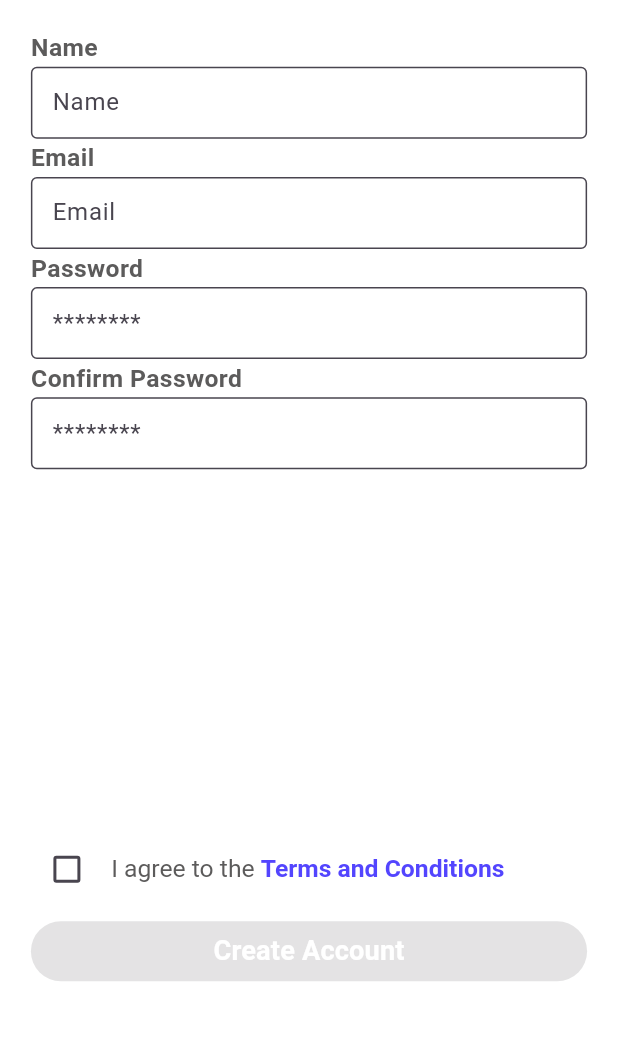
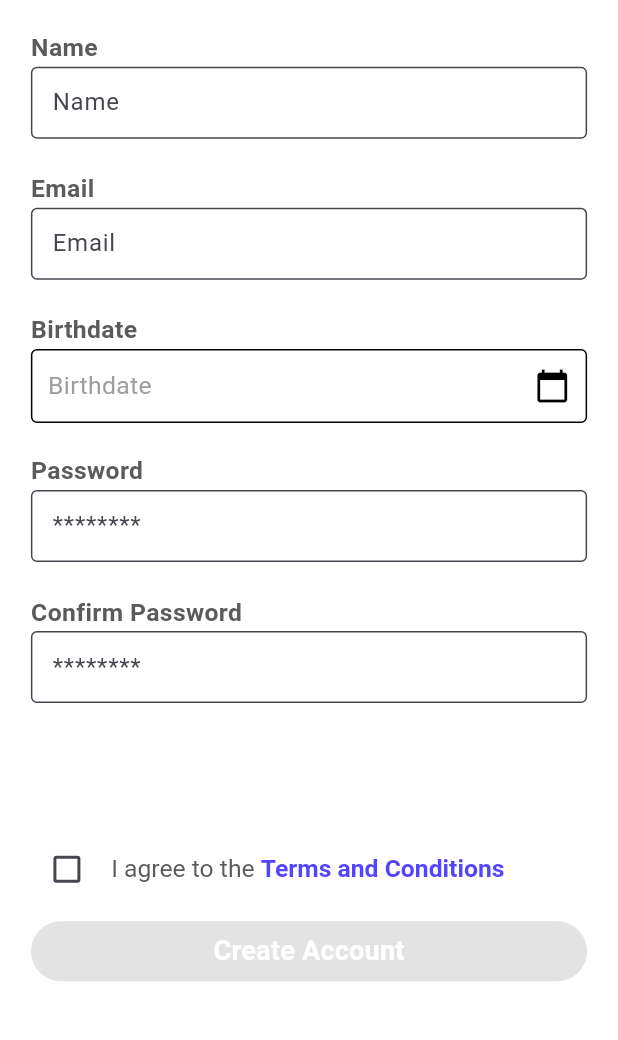
Before and after one commit to uiowaSEP2025/sep2025-project-team_001, a Flutter app: the CreateAccount screen opened by its route, on a phone screen of 412 x 824 dp, the part 187-1227 px from its top. Run offline on Flutter 3.47's test engine with Material 3 defaults, Android fonts, the phone set to English and light mode, and no system bars; our stand-ins replace dio, google_fonts; network calls fail.

Commit message:
added age selection with calendar selection

```diff
--- a/mobile_app/lib/authentication/create_account.dart
+++ b/mobile_app/lib/authentication/create_account.dart
@@ -3,9 +3,10 @@ import 'package:flutter/gestures.dart';
 import 'package:flutter/material.dart';
 import 'package:flutter/services.dart';
 import 'package:flutter/widgets.dart';
-import 'package:mobile_app/design/app_colors.dart';
-import 'package:mobile_app/design/app_text_styles.dart';
-import 'package:mobile_app/design/widgets/input_text_box.dart';
+import 'package:mobile_app/design/styling/app_colors.dart';
+import 'package:mobile_app/design/styling/app_text_styles.dart';
+import 'package:mobile_app/design/widgets/user_input/date_input_box.dart';
+import 'package:mobile_app/design/widgets/user_input/input_text_box.dart';
 
 class CreateAccount extends StatefulWidget {
   const CreateAccount({super.key});
@@ -19,6 +20,7 @@ class _CreateAccountState extends State<CreateAccount> {
   late TextEditingController _emailController;
   late TextEditingController _passwordController;
   late TextEditingController _confirmPasswordController;
+  late TextEditingController _birthdateController;
 
   bool termsAccepted = false;
   bool isLoading = false;
@@ -28,8 +30,10 @@ class _CreateAccountState extends State<CreateAccount> {
   void dispose() {
     _nameController.dispose();
     _emailController.dispose();
+    _birthdateController.dispose();
     _passwordController.dispose();
     _confirmPasswordController.dispose();
+
     super.dispose();
   }
 
@@ -37,6 +41,7 @@ class _CreateAccountState extends State<CreateAccount> {
   void initState() {
     _nameController = TextEditingController();
     _emailController = TextEditingController();
+    _birthdateController = TextEditingController();
     _passwordController = TextEditingController();
     _confirmPasswordController = TextEditingController();
     super.initState();
@@ -69,12 +74,18 @@ class _CreateAccountState extends State<CreateAccount> {
           title: Text("Set up your account",
               style: AppTextStyles.appBarText(screenHeight, Colors.black)),
         ),
-        body: Padding(
+        body: Column(
+          children: [
+            Expanded(
+              child: SingleChildScrollView(
+                physics: AlwaysScrollableScrollPhysics(),
+                child: Padding(
                   padding: EdgeInsets.only(
                       top: verticalSpacing,
                       left: horizontalSpacing,
                       right: horizontalSpacing),
                   child: Column(
+                    mainAxisSize: MainAxisSize.max,
                     children: [
                       Text(
                         "Please complete all fields to create your account on Streamline",
@@ -92,6 +103,9 @@ class _CreateAccountState extends State<CreateAccount> {
                           hintText: "Name",
                           controller: _nameController,
                           onSubmitted: onTextFieldSubmitted),
+                      SizedBox(
+                        height: verticalSpacing,
+                      ),
                       InputTextBox(
                           screenWidth: screenWidth,
                           screenHeight: screenHeight,
@@ -99,6 +113,18 @@ class _CreateAccountState extends State<CreateAccount> {
                           hintText: "Email",
                           controller: _emailController,
                           onSubmitted: onTextFieldSubmitted),
+                      SizedBox(
+                        height: verticalSpacing,
+                      ),
+                      DateInputBox(
+                          screenWidth: screenWidth,
+                          screenHeight: screenHeight,
+                          label: "Birthdate",
+                          hintText: "Birthdate",
+                          controller: _birthdateController),
+                      SizedBox(
+                        height: verticalSpacing,
+                      ),
                       InputTextBox(
                           screenWidth: screenWidth,
                           screenHeight: screenHeight,
@@ -106,6 +132,9 @@ class _CreateAccountState extends State<CreateAccount> {
                           hintText: "********",
                           controller: _passwordController,
                           onSubmitted: onTextFieldSubmitted),
+                      SizedBox(
+                        height: verticalSpacing,
+                      ),
                       InputTextBox(
                           screenWidth: screenWidth,
                           screenHeight: screenHeight,
@@ -113,7 +142,22 @@ class _CreateAccountState extends State<CreateAccount> {
                           hintText: "********",
                           controller: _confirmPasswordController,
                           onSubmitted: onTextFieldSubmitted),
-              Spacer(),
+                      // Spacer(),
+                    ],
+                  ),
+                ),
+              ),
+            ),
+          ],
+        ),
+        bottomNavigationBar: Padding(
+          padding: EdgeInsets.only(
+              left: horizontalSpacing,
+              right: horizontalSpacing,
+              top: verticalSpacing),
+          child: Column(
+            mainAxisSize: MainAxisSize.min,
+            children: [
               GestureDetector(
                 onTap: () {
                   setState(() {
@@ -173,7 +217,8 @@ class _CreateAccountState extends State<CreateAccount> {
                           backgroundColor: AppColors.primaryColor),
                       onPressed: (_emailController.text.isEmpty ||
                               _nameController.text.isEmpty ||
-                              _passwordController.text.isEmpty || !termsAccepted)
+                              _passwordController.text.isEmpty ||
+                              !termsAccepted)
                           ? null
                           : createAccount,
                       child: Center(
--- a/mobile_app/lib/authentication/terms_conditions_screen.dart
+++ b/mobile_app/lib/authentication/terms_conditions_screen.dart
@@ -1,7 +1,7 @@
 import 'package:flutter/material.dart';
 import 'package:flutter/services.dart';
-import 'package:mobile_app/design/app_colors.dart';
-import 'package:mobile_app/design/app_text_styles.dart';
+import 'package:mobile_app/design/styling/app_colors.dart';
+import 'package:mobile_app/design/styling/app_text_styles.dart';
 
 class TermsAndConditionsScreen extends StatelessWidget {
   const TermsAndConditionsScreen({super.key});
--- /dev/null
+++ b/mobile_app/lib/design/widgets/user_input/date_input_box.dart
@@ -0,0 +1,88 @@
+import 'package:flutter/material.dart';
+import 'package:mobile_app/design/styling/app_colors.dart';
+import 'package:mobile_app/design/styling/app_text_styles.dart';
+
+
+class DateInputBox extends StatefulWidget {
+  final double screenWidth;
+  final double screenHeight;
+  final String label;
+  final String hintText;
+  final TextEditingController controller;
+
+  const DateInputBox({
+    super.key,
+    required this.screenWidth,
+    required this.screenHeight,
+    required this.label,
+    required this.hintText,
+    required this.controller,
+  });
+
+  @override
+  State<DateInputBox> createState() => _DateInputBoxState();
+}
+
+class _DateInputBoxState extends State<DateInputBox> {
+  Future<void> _selectDate(BuildContext context) async {
+    DateTime? pickedDate = await showDatePicker(
+      context: context,
+      initialDate: DateTime(2000, 1, 1),
+      firstDate: DateTime(1900),
+      lastDate: DateTime.now(),
+    );
+
+    if (pickedDate != null) {
+      setState(() {
+        widget.controller.text = "${pickedDate.year}-${pickedDate.month.toString().padLeft(2, '0')}-${pickedDate.day.toString().padLeft(2, '0')}";
+      });
+    }
+  }
+
+  @override
+  Widget build(BuildContext context) {
+    return Column(
+      children: [
+        Row(
+          children: [
+            Text(
+              widget.label,
+              style: AppTextStyles.textFieldLabel(
+                  widget.screenHeight, AppColors.paragraphText),
+            ),
+          ],
+        ),
+        GestureDetector(
+          onTap: () => _selectDate(context),
+          child: Container(
+            height: widget.screenWidth * 0.12,
+            decoration: BoxDecoration(
+              color: AppColors.whiteText,
+              border: Border.all(color: Colors.black),
+              borderRadius: BorderRadius.circular(4),
+            ),
+            child: Row(
+              children: [
+                Expanded(
+                  child: Padding(
+                    padding: EdgeInsets.only(left: widget.screenWidth * 0.025),
+                    child: Text(
+                      widget.controller.text.isEmpty
+                          ? widget.hintText
+                          : widget.controller.text,
+                      style: AppTextStyles.subtitleParagraph(widget.screenHeight, widget.controller.text.isEmpty
+                            ? Colors.grey
+                            : Colors.black,)
+                    ),
+                  ),
+                ),
+                Icon(Icons.calendar_today, color: Colors.black),
+                SizedBox(width: widget.screenWidth * 0.025,)
+              ],
+            ),
+          ),
+        ),
+      ],
+    );
+  }
+}
--- a/mobile_app/lib/design/widgets/input_text_box.dart
+++ b/mobile_app/lib/design/widgets/user_input/input_text_box.dart
@@ -1,6 +1,6 @@
 import 'package:flutter/material.dart';
-import 'package:mobile_app/design/app_colors.dart';
-import 'package:mobile_app/design/app_text_styles.dart';
+import 'package:mobile_app/design/styling/app_colors.dart';
+import 'package:mobile_app/design/styling/app_text_styles.dart';
 
 class InputTextBox extends StatelessWidget {
   const InputTextBox(
--- a/mobile_app/lib/design/widgets/password_text_box.dart
+++ b/mobile_app/lib/design/widgets/user_input/password_text_box.dart
@@ -1,6 +1,6 @@
 import 'package:flutter/material.dart';
-import 'package:mobile_app/design/app_colors.dart';
-import 'package:mobile_app/design/app_text_styles.dart';
+import 'package:mobile_app/design/styling/app_colors.dart';
+import 'package:mobile_app/design/styling/app_text_styles.dart';
 
 class PasswordTextBox extends StatefulWidget {
   final double screenWidth;
--- a/mobile_app/lib/home/bar_selection_screen.dart
+++ b/mobile_app/lib/home/bar_selection_screen.dart
@@ -1,8 +1,8 @@
 import 'package:flutter/cupertino.dart';
 import 'package:flutter/material.dart';
 import 'package:flutter/widgets.dart';
-import 'package:mobile_app/design/app_colors.dart';
-import 'package:mobile_app/design/app_text_styles.dart';
+import 'package:mobile_app/design/styling/app_colors.dart';
+import 'package:mobile_app/design/styling/app_text_styles.dart';
 import 'package:mobile_app/home/widgets/bar_card.dart';
 import 'package:mobile_app/objects/bar.dart';
 
--- a/mobile_app/lib/home/widgets/bar_card.dart
+++ b/mobile_app/lib/home/widgets/bar_card.dart
@@ -1,5 +1,5 @@
 import 'package:flutter/material.dart';
-import 'package:mobile_app/design/app_colors.dart';
+import 'package:mobile_app/design/styling/app_colors.dart';
 import 'package:mobile_app/objects/bar.dart';
 
 class BarCard extends StatelessWidget {
```
Also changed, not shown: mobile_app/lib/authentication/authentication_screen.dart (+4 -4 lines), mobile_app/lib/design/styling/app_colors.dart (renamed from mobile_app/lib/design/app_colors.dart), mobile_app/lib/design/styling/app_text_styles.dart (renamed from mobile_app/lib/design/app_text_styles.dart). Lines whose indentation alone changed are shown as unchanged.
